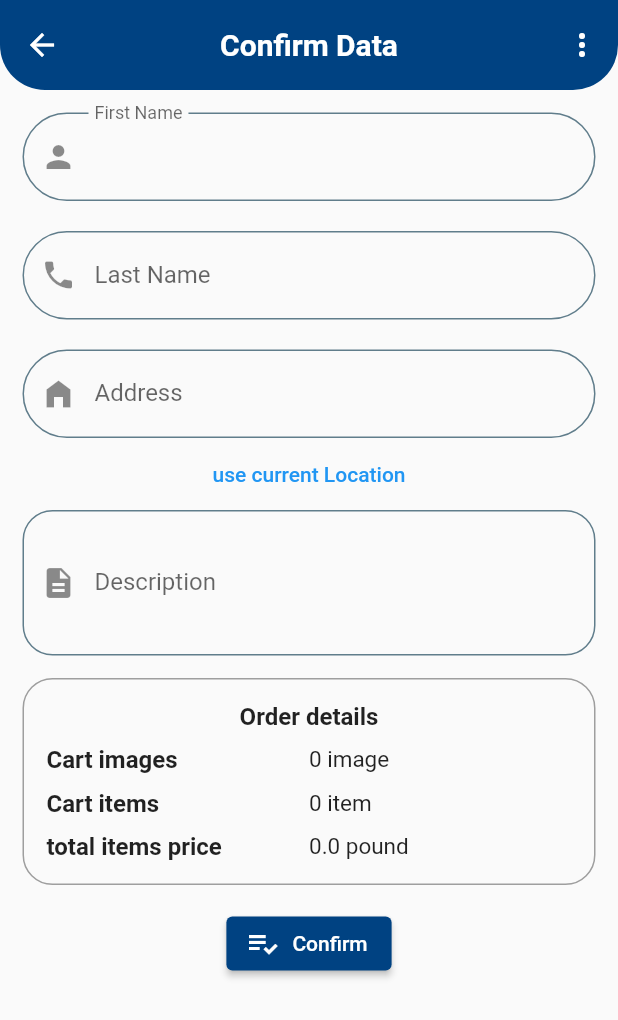
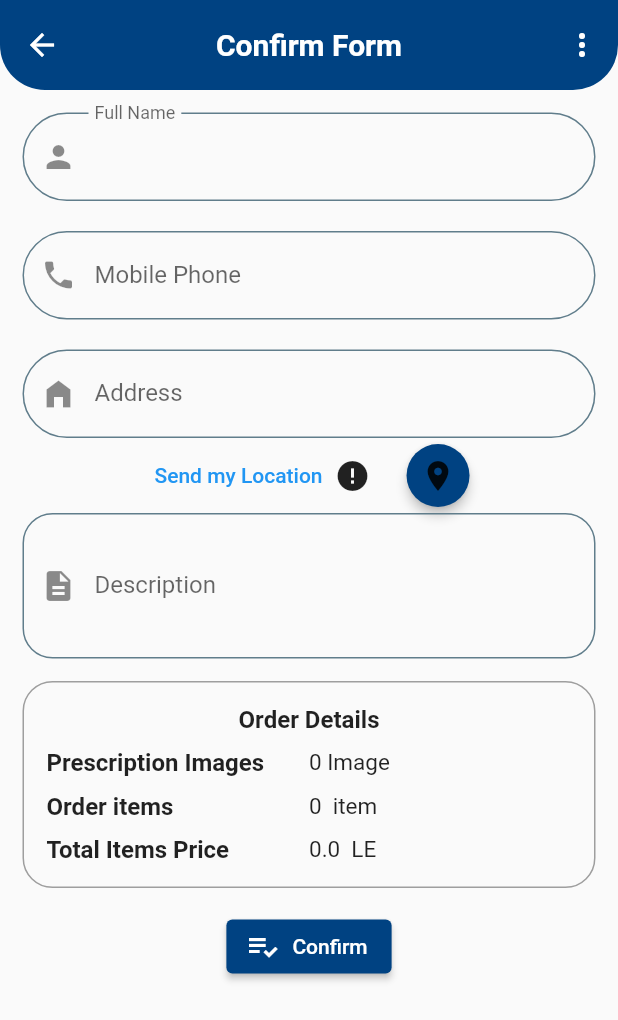
Before and after one commit to Ahmed-Khaled-ibrahem/pharmacyMobileApp, a Flutter app: the OrderSubmissionScreen screen opened directly, on a phone screen of 412 x 824 dp. Shown: the top 1020 px of the screen. Run offline on Flutter 3.47's test engine with Material 2 defaults, Android fonts, the phone set to English and light mode, and no system bars; our stand-ins replace cached_network_image, carousel_slider, cloud_firestore, connectivity_plus, dio, easy_dynamic_theme and 24 more; missing offline and left inert: dash_chat, flutter_vibrate; accounts and stored records are empty; generated files the repository leaves out were written again; network calls fail.

Commit message:
english to arabic 60 % progress

```diff
--- a/lib/cubit/operation_cubit.dart
+++ b/lib/cubit/operation_cubit.dart
@@ -57,6 +57,8 @@ class AppCubit extends Cubit<AppStates> {
   List<String> orderImages = [];
   List<OfferItem> offersList = [];
 
+
+  bool locationIsDone = false;
   // start function
   void mainStart() {
     emit(InitialStateLoading());
@@ -551,6 +553,11 @@ class AppCubit extends Cubit<AppStates> {
     }
   }
 
+  void getLatLang() async {
+    locationIsDone = !locationIsDone;
+    emitGeneralState();
+  }
+
   Future<String?> determinePosition({bool latLan = false}) async {
     if (!latLan) {
       EasyLoading.show(status: 'getting location..');
--- a/lib/l10n/app_ar.arb
+++ b/lib/l10n/app_ar.arb
@@ -67,5 +67,21 @@
   "error_address": "لا يمكن ان يكون العنوان فارغا",
   "update": "تحديث",
   "no_results": "لا توجد نتائج",
-  "no_items": "لا توجد اصناف"
+  "no_items": "لا توجد اصناف",
+  "confirm_form": "تأكيد الطلب",
+  "full_name": "الإسم كامل",
+  "send_my_location": "إرسال موقعي",
+  "description": "وصف",
+  "order_details": "تفاصيل الطلب",
+  "prescription_images": "صور الروشتات",
+  "image": "صوره",
+  "order_items": "العدد الكلي",
+  "item": "صنف",
+  "total_items_price": "السعر الكلي",
+  "confirm": "تأكيد",
+  "make_order": " إجراء طلب",
+  "price": "سعر",
+  "send_prescription": "ارسال روشته",
+  "total_price": "السعر الكلي",
+  "submit": "تأكيد"
 }
--- a/lib/l10n/app_en.arb
+++ b/lib/l10n/app_en.arb
@@ -68,12 +68,21 @@
     "update": "Update",
     "no_results": "There is no Results",
     "no_items": "No items",
+    "confirm_form": "Confirm Form",
+    "full_name": "Full Name",
+    "send_my_location": "Send my Location",
+    "description": "Description",
+    "order_details": "Order Details",
+    "prescription_images": "Prescription Images",
+    "image": "Image",
+    "order_items": "Order items",
+    "item": "item",
+    "total_items_price": "Total Items Price",
+    "confirm": "Confirm",
+    "make_order": "Make an Order",
+    "price": "Price",
+    "send_prescription": "Send prescription",
+    "total_price": "Total Price",
+    "submit": "Submit"
 
-    "le3": "LE",
-    "le3": "LE",
-    "le3": "LE",
-    "le3": "LE",
-    "le3": "LE",
-    "le3": "LE",
-    "le4": "LE"
 }
--- a/lib/screens/send_orders/archive_details.dart
+++ b/lib/screens/send_orders/archive_details.dart
@@ -6,6 +6,7 @@ import 'package:pharmacyapp/models/order_model.dart';
 import 'package:pharmacyapp/reusable/components.dart';
 import 'package:pharmacyapp/reusable/funcrions.dart';
 import 'package:pharmacyapp/reusable/view_photo.dart';
+import 'package:flutter_gen/gen_l10n/app_localizations.dart';
 
 // ignore: must_be_immutable
 class ArchiveOrderDetails extends StatelessWidget {
--- a/lib/screens/send_orders/order_list.dart
+++ b/lib/screens/send_orders/order_list.dart
@@ -8,6 +8,7 @@ import 'package:pharmacyapp/cubit/states.dart';
 import 'package:pharmacyapp/reusable/components.dart';
 import 'package:pharmacyapp/reusable/funcrions.dart';
 import 'package:pharmacyapp/reusable/view_photo.dart';
+import 'package:flutter_gen/gen_l10n/app_localizations.dart';
 
 // ignore: must_be_immutable
 class OrderList extends StatelessWidget {
--- a/lib/screens/send_orders/order_submition.dart
+++ b/lib/screens/send_orders/order_submition.dart
@@ -5,6 +5,7 @@ import 'package:pharmacyapp/cubit/states.dart';
 import 'package:pharmacyapp/contsants/themes.dart';
 import '../../contsants/widgets.dart';
 import '../../reusable/components.dart';
+import 'package:flutter_gen/gen_l10n/app_localizations.dart';
 
 // ignore: must_be_immutable
 class OrderSubmissionScreen extends StatelessWidget {
@@ -29,7 +30,7 @@ class OrderSubmissionScreen extends StatelessWidget {
         return GestureDetector(
             onTap: () => FocusScope.of(context).unfocus(),
             child: Scaffold(
-                appBar: myAppBar(text: "Confirm Data", context: context),
+                appBar: myAppBar(text: AppLocalizations.of(context)!.confirm_form, context: context),
                 body: Form(
                   key: formKey,
                   child: SingleChildScrollView(
@@ -42,25 +43,56 @@ class OrderSubmissionScreen extends StatelessWidget {
                             children: [
                               defaultTextField(
                                   controller: name,
-                                  validateString: 'First Name cannot be Empty',
-                                  label: 'First Name',
+                                  validateString: AppLocalizations.of(context)!.error_firstname,
+                                  label: AppLocalizations.of(context)!.full_name,
                                   prefixIcon: Icons.person),
                               defaultSpaceH(20),
                               defaultTextField(
                                 controller: phoneNumber,
-                                validateString: 'Last Name cannot be Empty',
-                                label: 'Last Name',
+                                validateString: AppLocalizations.of(context)!.error_user_name,
+                                label: AppLocalizations.of(context)!.mobile_phone,
                                 prefixIcon: Icons.phone,
                                 keyboardType: TextInputType.number,
                               ),
                               defaultSpaceH(20),
                               defaultTextField(
                                 controller: address,
-                                validateString: 'address cannot be Empty',
-                                label: 'Address',
+                                validateString: AppLocalizations.of(context)!.error_address,
+                                label: AppLocalizations.of(context)!.address,
                                 prefixIcon: Icons.home_filled,
                               ),
+                              Row(
+                                mainAxisAlignment: MainAxisAlignment.center,
+                                children: [
                                   TextButton(
+                                    onPressed: () {
+                                      cubit.getLatLang();
+                                    },
+                                    child: Text(AppLocalizations.of(context)!.send_my_location),
+                                  ),
+                                  AnimatedSwitcher(
+                                    duration: const Duration(seconds: 3),
+                                    reverseDuration: const Duration(milliseconds: 300),
+                                    switchInCurve: Curves.elasticOut,
+                                    switchOutCurve: Curves.easeIn,
+                                    transitionBuilder: (Widget child, Animation<double> animation) {
+                                      return ScaleTransition(
+                                        scale: animation,
+                                        child: child,
+                                      );
+                                    },
+                                    child: cubit.locationIsDone? const Icon(Icons.done,key: Key('1'),)
+                                        :const Icon(Icons.error,key: Key('2'),),
+                                  ),
+                                  defaultSpaceW(20),
+                                  SizedBox(
+                                    width: 50,
+                                    height: 50,
+                                    child: Card(
+                                      elevation: 3,
+                                      color: themeColor,
+                                      shape: const CircleBorder(),
+                                      child: IconButton(
                                         onPressed: () async {
                                           String? fullAddress =
                                           await cubit.determinePosition();
@@ -68,12 +100,17 @@ class OrderSubmissionScreen extends StatelessWidget {
                                             address.text = fullAddress;
                                           }
                                         },
-                                child: const Text("use current Location"),
+                                        icon: const Icon(Icons.location_on,),
                                       ),
+                                    ),
+                                  ),
+                                ],
+                              ),
+
                               TextField(
                                 controller: descriptionText,
                                 decoration: InputDecoration(
-                                    labelText: "Description",
+                                    labelText: AppLocalizations.of(context)!.description,
                                     prefixIcon: const Icon(Icons.description),
                                     enabledBorder: OutlineInputBorder(
                                       borderSide: const BorderSide(
@@ -102,24 +139,24 @@ class OrderSubmissionScreen extends StatelessWidget {
                           child: Column(
                             crossAxisAlignment: CrossAxisAlignment.center,
                             children: [
-                              const Text(
-                                "Order details",
-                                style: TextStyle(
+                               Text(
+                                AppLocalizations.of(context)!.order_details,
+                                style: const TextStyle(
                                     fontSize: 16, fontWeight: FontWeight.bold),
                               ),
                               defaultSpaceH(10),
                               Row(
                                 children: [
-                                  const Expanded(
+                                   Expanded(
                                       child: Text(
-                                    "Cart images",
-                                    style: TextStyle(
+                                        AppLocalizations.of(context)!.prescription_images,
+                                    style: const TextStyle(
                                         fontSize: 16,
                                         fontWeight: FontWeight.bold),
                                   )),
                                   Expanded(
                                       child: Text(
-                                    "${cubit.orderImages.length} image ",
+                                    "${cubit.orderImages.length} "+ AppLocalizations.of(context)!.image,
                                     style: const TextStyle(
                                       fontSize: 15,
                                     ),
@@ -129,16 +166,16 @@ class OrderSubmissionScreen extends StatelessWidget {
                               defaultSpaceH(10),
                               Row(
                                 children: [
-                                  const Expanded(
+                                   Expanded(
                                       child: Text(
-                                    "Cart items",
-                                    style: TextStyle(
+                                        AppLocalizations.of(context)!.order_items,
+                                    style: const TextStyle(
                                         fontSize: 16,
                                         fontWeight: FontWeight.bold),
                                   )),
                                   Expanded(
                                       child: Text(
-                                    "${cubit.cartItems.length} item ",
+                                    "${cubit.cartItems.length}  "+AppLocalizations.of(context)!.item,
                                     style: const TextStyle(
                                       fontSize: 15,
                                     ),
@@ -148,16 +185,16 @@ class OrderSubmissionScreen extends StatelessWidget {
                               defaultSpaceH(10),
                               Row(
                                 children: [
-                                  const Expanded(
+                                   Expanded(
                                       child: Text(
-                                    "total items price",
-                                    style: TextStyle(
+                                        AppLocalizations.of(context)!.total_items_price,
+                                    style: const TextStyle(
                                         fontSize: 16,
                                         fontWeight: FontWeight.bold),
                                   )),
                                   Expanded(
                                       child: Text(
-                                    "${cubit.calcOrderPrice()} pound ",
+                                    "${cubit.calcOrderPrice()}  "+AppLocalizations.of(context)!.le,
                                     style: const TextStyle(
                                       fontSize: 15,
                                     ),
@@ -168,7 +205,7 @@ class OrderSubmissionScreen extends StatelessWidget {
                           ),
                         ),
                         ElevatedButton.icon(
-                          label: const Text("Confirm"),
+                          label:  Text(AppLocalizations.of(context)!.confirm),
                           icon: const Icon(Icons.playlist_add_check),
                           style: ElevatedButton.styleFrom(
                             primary: themeColor,
```
Also changed, not shown: lib/screens/send_orders/make_order_page.dart (+23 -16 lines). Lines whose indentation alone changed are shown as unchanged.
